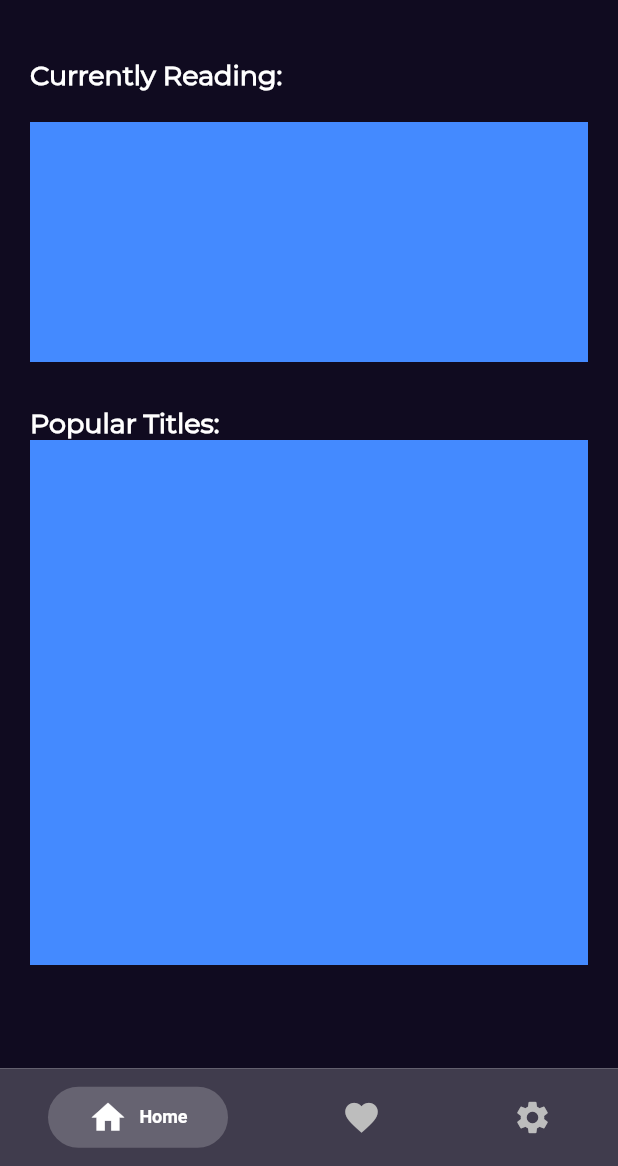
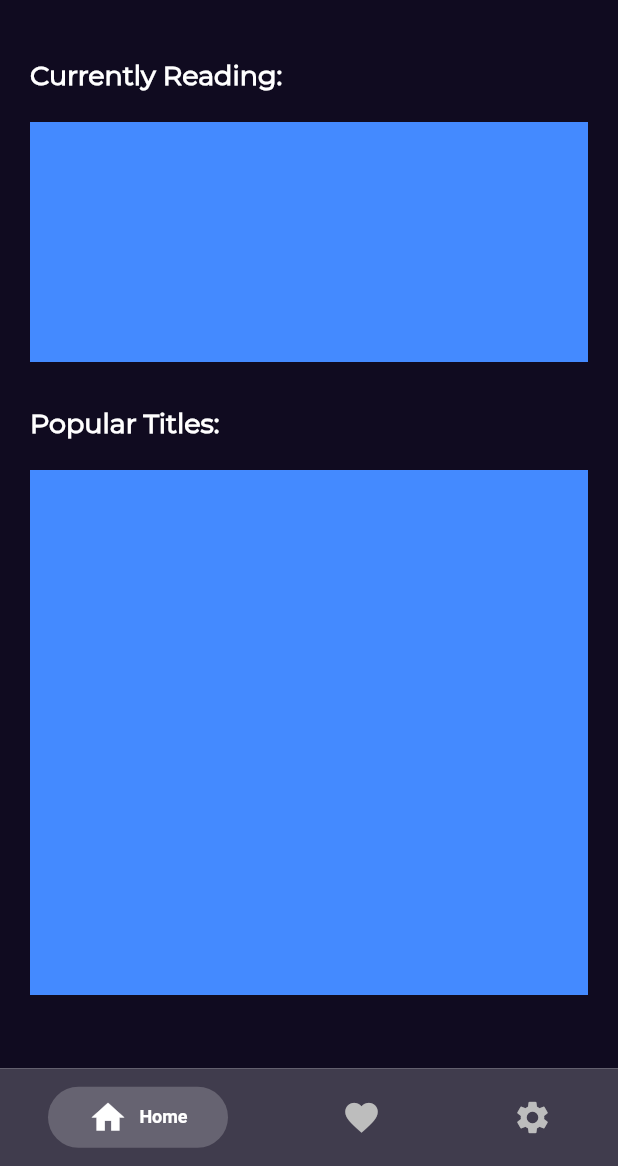
Before and after one commit to manakmishra/OtakuFix, a Flutter app: the screen it shows after launch, on a phone screen of 412 x 824 dp, the part 70-1236 px from its top. Run offline on Flutter 3.47's test engine with Material 2 defaults, Android fonts, the phone set to English and light mode, and no system bars; drawn by our look-alikes of persistent_bottom_nav_bar.

```diff
--- /dev/null
+++ b/lib/classes/popular.dart
@@ -0,0 +1,6 @@
+class Popular {
+  final String img;
+  final String url;
+  final String name;
+  Popular({this.img, this.url, this.name});
+}
--- /dev/null
+++ b/lib/constants/url.dart
@@ -0,0 +1 @@
+final String baseUrl = "https://mangakakalot.com/";
--- a/lib/main.dart
+++ b/lib/main.dart
@@ -11,7 +11,7 @@ class MyApp extends StatelessWidget {
     return MaterialApp(
       title: 'OtakuFix',
       debugShowCheckedModeBanner: false,
-      theme: Theme.of(context).copyWith(
+      theme: ThemeData.dark().copyWith(
         brightness: Brightness.dark,
         primaryColor: kPrimaryColor,
         accentColor: kAccentColor,
--- a/lib/main_app.dart
+++ b/lib/my_app.dart
@@ -6,13 +6,13 @@ import 'package:otaku_fix/screens/preferences_screen.dart';
 import 'package:persistent_bottom_nav_bar/persistent-tab-view.dart';
 
 // ignore: must_be_immutable
-class MainApp extends StatefulWidget {
+class MyApp extends StatefulWidget {
 
   @override
-  _MainAppState createState() => _MainAppState();
+  _MyAppState createState() => _MyAppState();
 }
 
-class _MainAppState extends State<MainApp> {
+class _MyAppState extends State<MyApp> {
   PersistentTabController _controller = PersistentTabController(initialIndex: 0);
 
   @override
--- a/lib/screens/home_page.dart
+++ b/lib/screens/home_page.dart
@@ -1,4 +1,5 @@
 import 'package:flutter/material.dart';
+import 'package:otaku_fix/api/main_api.dart';
 import 'package:otaku_fix/constants/colours.dart';
 import 'package:otaku_fix/constants/text_styles.dart';
 
@@ -8,6 +9,8 @@ class HomePage extends StatefulWidget {
 }
 
 class _HomePageState extends State<HomePage> {
+  Data appData = Data();
+
   @override
   Widget build(BuildContext context) {
     return Scaffold(
@@ -49,6 +52,7 @@ class _HomePageState extends State<HomePage> {
                   'Popular Titles:',
                   style: kBodyTitleStyle,
                 ),
+                SizedBox(height: 20.0),
                 Container( // add vertical list view/grid view
                   color: Colors.blueAccent,
                   width: double.infinity,
--- a/lib/screens/splash.dart
+++ b/lib/screens/splash.dart
@@ -1,7 +1,7 @@
 import 'package:flutter/material.dart';
 import 'package:otaku_fix/constants/colours.dart';
 import 'package:otaku_fix/constants/text_styles.dart';
-import 'package:otaku_fix/main_app.dart';
+import 'package:otaku_fix/my_app.dart';
 
 class Splash extends StatefulWidget {
   @override
@@ -14,7 +14,7 @@ class _SplashState extends State<Splash> {
   void initState() {
     Future.delayed(Duration(seconds: 3), () {
       Navigator.pushReplacement(
-          context, MaterialPageRoute(builder: (_) => MainApp()));
+          context, MaterialPageRoute(builder: (_) => MyApp()));
     });
     Future.delayed(Duration(milliseconds: 500), () {
       setState(() {
--- a/pubspec.yaml
+++ b/pubspec.yaml
@@ -15,6 +15,8 @@ dependencies:
 
   cupertino_icons: ^1.0.0
   persistent_bottom_nav_bar: any
+  http: ^0.12.2
+  html: ^0.14.0+4
 
 
 dev_dependencies:
```
Also changed, not shown: lib/api/extensions/popular.dart (added, +15 -0 lines), lib/api/main_api.dart (added, +26 -0 lines), lib/classes/favourites.dart (added, +9 -0 lines), lib/screens/preferences_screen.dart (+0 -12 lines), pubspec.lock, 1 other file. Lines whose indentation alone changed are shown as unchanged.
